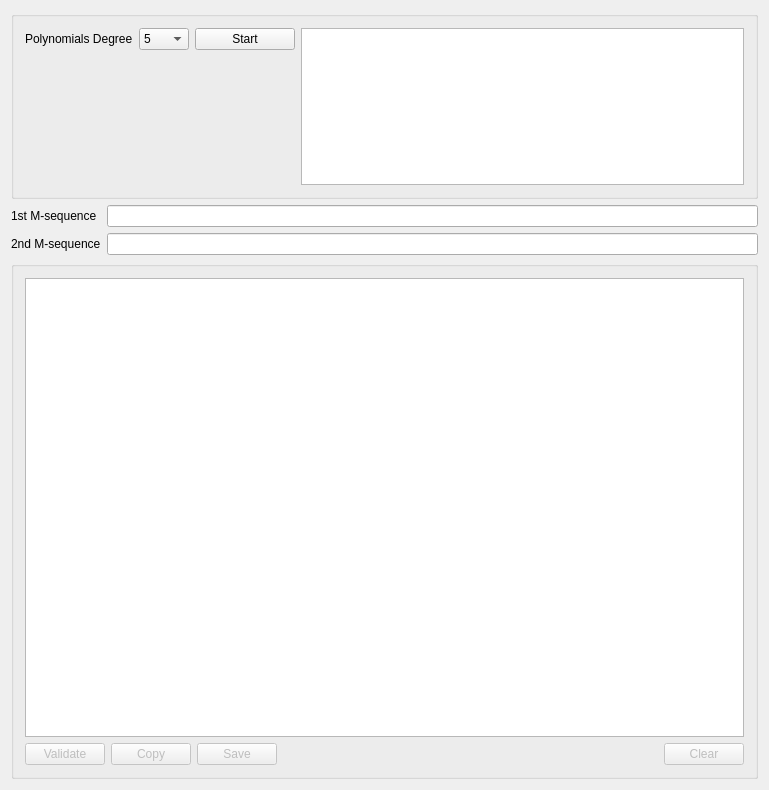
Old version of the form mainwindow.ui in the repository aamagzoub/GoldCodeGenerator.
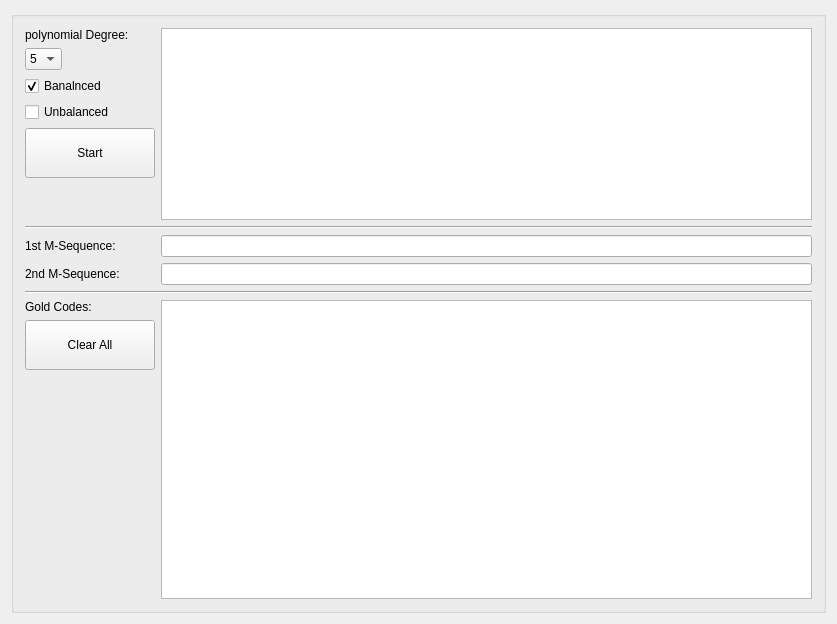
New version of the form.

Commit message: Change the user interface

The edit to the form file:
```diff
--- a/mainwindow.ui
+++ b/mainwindow.ui
@@ -6,8 +6,8 @@
    <rect>
     <x>0</x>
     <y>0</y>
-    <width>769</width>
-    <height>790</height>
+    <width>837</width>
+    <height>624</height>
    </rect>
   </property>
   <property name="sizePolicy">
@@ -20,26 +20,10 @@
    <string>Gold Codes Generator</string>
   </property>
   <widget class="QWidget" name="centralWidget">
-   <layout class="QGridLayout" name="gridLayout_9">
+   <layout class="QGridLayout" name="gridLayout">
     <item row="0" column="0">
      <layout class="QGridLayout" name="gridLayout_3">
-      <item row="1" column="1">
-       <widget class="QLineEdit" name="seq_1_bits">
-        <property name="enabled">
-         <bool>true</bool>
-        </property>
-        <property name="minimumSize">
-         <size>
-          <width>632</width>
-          <height>21</height>
-         </size>
-        </property>
-        <property name="readOnly">
-         <bool>true</bool>
-        </property>
-       </widget>
-      </item>
-      <item row="3" column="0" colspan="2">
+      <item row="2" column="0" colspan="2">
        <widget class="QGroupBox" name="groupBox">
         <property name="sizePolicy">
          <sizepolicy hsizetype="Expanding" vsizetype="Expanding">
@@ -51,60 +35,35 @@
          <string/>
         </property>
         <layout class="QGridLayout" name="gridLayout_2">
-         <item row="1" column="0">
-          <widget class="QPushButton" name="validate_btn">
-           <property name="enabled">
-            <bool>false</bool>
+         <item row="0" column="0" colspan="2">
+          <layout class="QGridLayout" name="gridLayout_10">
+           <item row="14" column="0">
+            <widget class="QLabel" name="seq_2_lbl">
+             <property name="sizePolicy">
+              <sizepolicy hsizetype="Fixed" vsizetype="Fixed">
+               <horstretch>0</horstretch>
+               <verstretch>0</verstretch>
+              </sizepolicy>
            </property>
            <property name="text">
-            <string>Validate</string>
+              <string>2nd M-Sequence: </string>
            </property>
           </widget>
          </item>
-         <item row="1" column="1">
-          <widget class="QPushButton" name="copy_btn">
-           <property name="enabled">
-            <bool>false</bool>
+           <item row="16" column="0">
+            <widget class="QLabel" name="seq_2_lbl_3">
+             <property name="sizePolicy">
+              <sizepolicy hsizetype="Fixed" vsizetype="Fixed">
+               <horstretch>0</horstretch>
+               <verstretch>0</verstretch>
+              </sizepolicy>
            </property>
            <property name="text">
-            <string>Copy</string>
+              <string>Gold Codes:</string>
            </property>
           </widget>
          </item>
-         <item row="1" column="2">
-          <widget class="QPushButton" name="save_btn">
-           <property name="enabled">
-            <bool>false</bool>
-           </property>
-           <property name="text">
-            <string>Save</string>
-           </property>
-          </widget>
-         </item>
-         <item row="1" column="3">
-          <spacer name="horizontalSpacer_2">
-           <property name="orientation">
-            <enum>Qt::Horizontal</enum>
-           </property>
-           <property name="sizeHint" stdset="0">
-            <size>
-             <width>390</width>
-             <height>20</height>
-            </size>
-           </property>
-          </spacer>
-         </item>
-         <item row="1" column="4">
-          <widget class="QPushButton" name="clear_btn">
-           <property name="enabled">
-            <bool>false</bool>
-           </property>
-           <property name="text">
-            <string>Clear</string>
-           </property>
-          </widget>
-         </item>
-         <item row="0" column="0" colspan="5">
+           <item row="16" column="1" rowspan="3" colspan="2">
           <widget class="QTextEdit" name="gold_code_bits">
            <property name="enabled">
             <bool>true</bool>
@@ -117,8 +76,8 @@
            </property>
            <property name="minimumSize">
             <size>
-             <width>713</width>
-             <height>440</height>
+               <width>0</width>
+               <height>0</height>
             </size>
            </property>
            <property name="readOnly">
@@ -126,24 +85,20 @@
            </property>
           </widget>
          </item>
-        </layout>
-       </widget>
-      </item>
-      <item row="1" column="0">
-       <widget class="QLabel" name="sq_1_lbl">
-        <property name="text">
-         <string>1st M-sequence </string>
-        </property>
-       </widget>
-      </item>
-      <item row="2" column="1">
+           <item row="14" column="1" colspan="2">
        <widget class="QLineEdit" name="seq_2_bits">
         <property name="enabled">
          <bool>true</bool>
         </property>
+             <property name="sizePolicy">
+              <sizepolicy hsizetype="Preferred" vsizetype="Fixed">
+               <horstretch>0</horstretch>
+               <verstretch>0</verstretch>
+              </sizepolicy>
+             </property>
         <property name="minimumSize">
          <size>
-          <width>632</width>
+               <width>0</width>
           <height>21</height>
          </size>
         </property>
@@ -152,37 +107,18 @@
         </property>
        </widget>
       </item>
-      <item row="2" column="0">
-       <widget class="QLabel" name="seq_2_lbl">
-        <property name="text">
-         <string>2nd M-sequence</string>
-        </property>
-       </widget>
-      </item>
-      <item row="0" column="0" colspan="2">
-       <widget class="QGroupBox" name="groupBox_5">
-        <property name="sizePolicy">
-         <sizepolicy hsizetype="Preferred" vsizetype="Expanding">
-          <horstretch>0</horstretch>
-          <verstretch>20</verstretch>
-         </sizepolicy>
-        </property>
-        <property name="title">
-         <string/>
-        </property>
-        <layout class="QGridLayout" name="gridLayout">
-         <item row="0" column="2" rowspan="2">
+           <item row="2" column="1" rowspan="10" colspan="2">
           <widget class="QPlainTextEdit" name="status_win">
            <property name="sizePolicy">
-            <sizepolicy hsizetype="Expanding" vsizetype="Fixed">
+              <sizepolicy hsizetype="Preferred" vsizetype="Preferred">
              <horstretch>0</horstretch>
              <verstretch>0</verstretch>
             </sizepolicy>
            </property>
            <property name="minimumSize">
             <size>
-             <width>407</width>
-             <height>155</height>
+               <width>0</width>
+               <height>0</height>
             </size>
            </property>
            <property name="readOnly">
@@ -190,19 +126,17 @@
            </property>
           </widget>
          </item>
-         <item row="0" column="0">
-          <layout class="QGridLayout" name="gridLayout_4">
-           <item row="0" column="3">
+           <item row="3" column="0">
             <widget class="QComboBox" name="poly_deg_val">
              <property name="sizePolicy">
-              <sizepolicy hsizetype="Preferred" vsizetype="Preferred">
+              <sizepolicy hsizetype="Fixed" vsizetype="Fixed">
                <horstretch>0</horstretch>
                <verstretch>0</verstretch>
               </sizepolicy>
              </property>
              <property name="minimumSize">
               <size>
-               <width>50</width>
+               <width>0</width>
                <height>0</height>
               </size>
              </property>
@@ -223,31 +157,24 @@
              </item>
             </widget>
            </item>
-           <item row="0" column="2">
-            <widget class="QLabel" name="poly_deg_lbl">
-             <property name="sizePolicy">
-              <sizepolicy hsizetype="Preferred" vsizetype="Preferred">
-               <horstretch>0</horstretch>
-               <verstretch>0</verstretch>
-              </sizepolicy>
-             </property>
-             <property name="text">
-              <string>Polynomials Degree</string>
-             </property>
-            </widget>
-           </item>
-           <item row="0" column="4">
+           <item row="6" column="0">
             <widget class="QPushButton" name="generate_btn">
              <property name="sizePolicy">
-              <sizepolicy hsizetype="Preferred" vsizetype="Fixed">
+              <sizepolicy hsizetype="Fixed" vsizetype="Fixed">
                <horstretch>0</horstretch>
                <verstretch>0</verstretch>
               </sizepolicy>
              </property>
              <property name="minimumSize">
               <size>
-               <width>100</width>
-               <height>0</height>
+               <width>130</width>
+               <height>50</height>
+              </size>
+             </property>
+             <property name="maximumSize">
+              <size>
+               <width>10</width>
+               <height>16777215</height>
               </size>
              </property>
              <property name="text">
@@ -255,7 +182,34 @@
              </property>
             </widget>
            </item>
-           <item row="1" column="3">
+           <item row="2" column="0">
+            <widget class="QLabel" name="poly_deg_lbl">
+             <property name="sizePolicy">
+              <sizepolicy hsizetype="Fixed" vsizetype="Fixed">
+               <horstretch>0</horstretch>
+               <verstretch>0</verstretch>
+              </sizepolicy>
+             </property>
+             <property name="text">
+              <string>polynomial Degree:</string>
+             </property>
+            </widget>
+           </item>
+           <item row="12" column="0" colspan="3">
+            <widget class="Line" name="line">
+             <property name="orientation">
+              <enum>Qt::Horizontal</enum>
+             </property>
+            </widget>
+           </item>
+           <item row="15" column="0" colspan="3">
+            <widget class="Line" name="line_2">
+             <property name="orientation">
+              <enum>Qt::Horizontal</enum>
+             </property>
+            </widget>
+           </item>
+           <item row="18" column="0">
             <spacer name="verticalSpacer">
              <property name="orientation">
               <enum>Qt::Vertical</enum>
@@ -268,6 +222,99 @@
              </property>
             </spacer>
            </item>
+           <item row="4" column="0">
+            <widget class="QCheckBox" name="checkBox">
+             <property name="text">
+              <string>Banalnced</string>
+             </property>
+             <property name="checked">
+              <bool>true</bool>
+             </property>
+            </widget>
+           </item>
+           <item row="13" column="0">
+            <widget class="QLabel" name="sq_1_lbl">
+             <property name="sizePolicy">
+              <sizepolicy hsizetype="Fixed" vsizetype="Fixed">
+               <horstretch>0</horstretch>
+               <verstretch>0</verstretch>
+              </sizepolicy>
+             </property>
+             <property name="text">
+              <string>1st M-Sequence:</string>
+             </property>
+            </widget>
+           </item>
+           <item row="13" column="1" colspan="2">
+            <widget class="QLineEdit" name="seq_1_bits">
+             <property name="enabled">
+              <bool>true</bool>
+             </property>
+             <property name="sizePolicy">
+              <sizepolicy hsizetype="Preferred" vsizetype="Fixed">
+               <horstretch>0</horstretch>
+               <verstretch>0</verstretch>
+              </sizepolicy>
+             </property>
+             <property name="minimumSize">
+              <size>
+               <width>0</width>
+               <height>21</height>
+              </size>
+             </property>
+             <property name="readOnly">
+              <bool>true</bool>
+             </property>
+            </widget>
+           </item>
+           <item row="17" column="0">
+            <widget class="QPushButton" name="clear_btn">
+             <property name="enabled">
+              <bool>true</bool>
+             </property>
+             <property name="sizePolicy">
+              <sizepolicy hsizetype="Fixed" vsizetype="Fixed">
+               <horstretch>0</horstretch>
+               <verstretch>0</verstretch>
+              </sizepolicy>
+             </property>
+             <property name="minimumSize">
+              <size>
+               <width>130</width>
+               <height>50</height>
+              </size>
+             </property>
+             <property name="maximumSize">
+              <size>
+               <width>10</width>
+               <height>16777215</height>
+              </size>
+             </property>
+             <property name="text">
+              <string>Clear All</string>
+             </property>
+            </widget>
+           </item>
+           <item row="5" column="0">
+            <widget class="QCheckBox" name="checkBox_2">
+             <property name="text">
+              <string>Unbalanced</string>
+             </property>
+            </widget>
+           </item>
+           <item row="7" column="0" rowspan="5">
+            <spacer name="verticalSpacer_2">
+             <property name="orientation">
+              <enum>Qt::Vertical</enum>
+             </property>
+             <property name="sizeHint" stdset="0">
+              <size>
+               <width>20</width>
+               <height>40</height>
+              </size>
+             </property>
+            </spacer>
+           </item>
           </layout>
          </item>
         </layout>
```
Left out of the diff: 5 changed lines with no effect on the pictures. Lines whose indentation alone changed are shown as unchanged. The commit also changes 2 other files.
